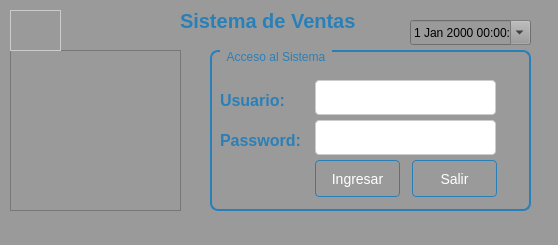
Old version of the form Sistema de ventas/ui/FrmLogin.ui in the repository CodeDrTech/DevelopPython.
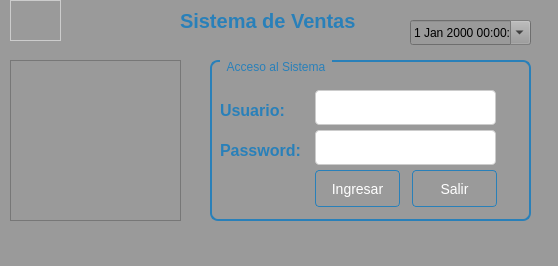
New version of the form.

Diff of the .ui file:
```diff
--- a/Sistema de ventas/ui/FrmLogin.ui
+++ b/Sistema de ventas/ui/FrmLogin.ui
@@ -7,7 +7,7 @@
     <x>0</x>
     <y>0</y>
     <width>558</width>
-    <height>245</height>
+    <height>266</height>
    </rect>
   </property>
   <property name="windowTitle">
@@ -65,7 +65,7 @@
     <property name="geometry">
      <rect>
       <x>10</x>
-      <y>50</y>
+      <y>60</y>
       <width>171</width>
       <height>161</height>
      </rect>
@@ -75,7 +75,7 @@
     <property name="geometry">
      <rect>
       <x>210</x>
-      <y>50</y>
+      <y>60</y>
       <width>321</width>
       <height>161</height>
      </rect>
@@ -399,7 +399,7 @@
     <property name="geometry">
      <rect>
       <x>10</x>
-      <y>10</y>
+      <y>0</y>
       <width>51</width>
       <height>41</height>
      </rect>
```
